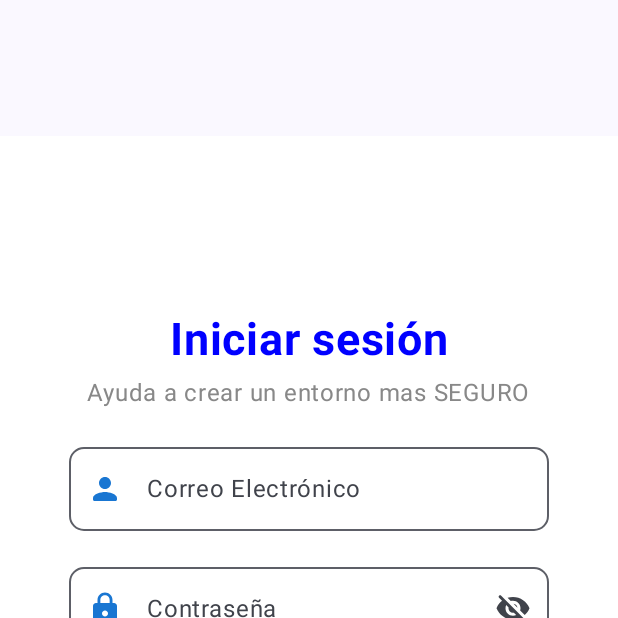
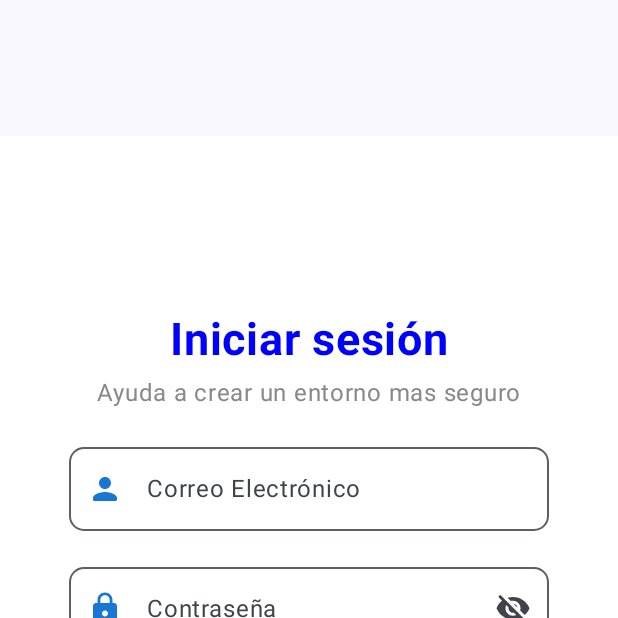
Before and after one commit to Juanearias99/ProyectoFinalAppsMoviles, an Android app built with Jetpack Compose: the screen it shows after launch (MainActivity), on a phone screen of 412 x 824 dp, the top half of it. Run offline under Robolectric (Android 15) with nearby library versions, the phone set to English and light mode, and no system bars.

Commit message:
Prueba
Yes funtion

```diff
--- a/app/src/main/res/values/strings.xml
+++ b/app/src/main/res/values/strings.xml
@@ -59,7 +59,7 @@
     <string name="ProfileDelete">Eliminar Cuenta</string>
     <string name="ProfileUpdate">Editar Cuenta</string>
     <string name="map_title">Mapa Usuario</string>
-    <string name="login_description">Ayuda a crear un entorno mas SEGURO</string>
+    <string name="login_description">Ayuda a crear un entorno mas seguro</string>
     <string name="login_description_button">Comenzar</string>
     <string name="volver">Volver</string>
     <string name="comentarios_title">Comentarios</string>
```
